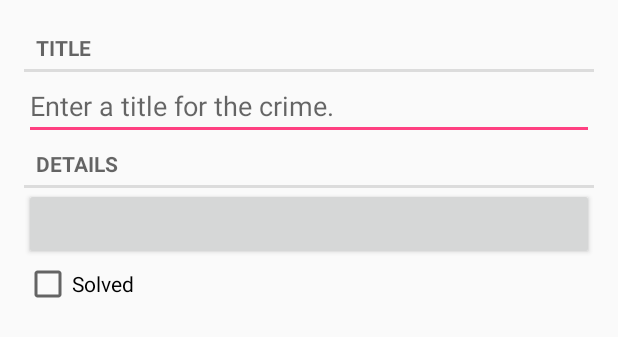
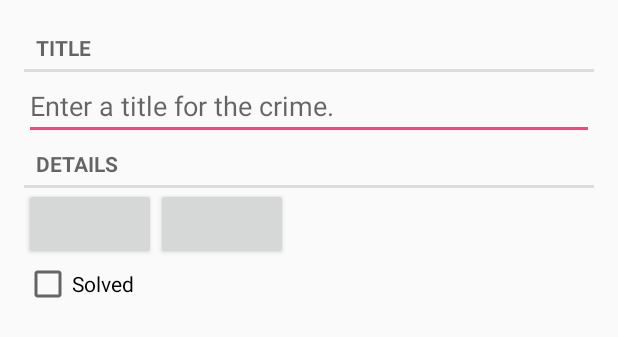
Before and after one commit to NikolaMr/LearningAndroid, an Android app: the layout fragment_crime.xml on its own in the app's theme, with its tools: preview values and no code run, on a phone screen of 412 x 824 dp. Shown: the top 337 px of the screen. Run offline under Robolectric (Android 15) with nearby library versions, the phone set to English and light mode, and no system bars.

```diff
--- a/CriminalIntent/app/build.gradle
+++ b/CriminalIntent/app/build.gradle
@@ -24,8 +24,9 @@ dependencies {
     androidTestCompile('com.android.support.test.espresso:espresso-core:2.2.2', {
         exclude group: 'com.android.support', module: 'support-annotations'
     })
-    compile 'com.android.support:appcompat-v7:25.3.1'
     testCompile 'junit:junit:4.12'
     compile 'com.android.support:recyclerview-v7:25.3.1'
     compile 'com.android.support.constraint:constraint-layout:1.0.2'
+    implementation 'com.android.support:support-v4:25.3.1'
+    implementation 'com.android.support:appcompat-v7:25.3.1'
 }
--- a/CriminalIntent/app/src/main/java/com/nikola/example/criminalintent/DatePickerFragment.java
+++ b/CriminalIntent/app/src/main/java/com/nikola/example/criminalintent/DatePickerFragment.java
@@ -2,19 +2,15 @@ package com.nikola.example.criminalintent;
 
 import android.app.Activity;
 import android.app.Dialog;
-import android.app.Instrumentation;
 import android.content.DialogInterface;
 import android.content.Intent;
 import android.os.Bundle;
 import android.support.annotation.NonNull;
 import android.support.v4.app.DialogFragment;
-import android.support.v4.view.PagerAdapter;
 import android.support.v7.app.AlertDialog;
 import android.view.LayoutInflater;
 import android.view.View;
 import android.widget.DatePicker;
-
-import com.nikola.example.criminalintent.R;
 
 import java.util.Calendar;
 import java.util.Date;
--- a/CriminalIntent/app/src/main/java/com/nikola/example/criminalintent/TimePickerFragment.java
+++ b/CriminalIntent/app/src/main/java/com/nikola/example/criminalintent/TimePickerFragment.java
@@ -12,9 +12,6 @@ import android.support.v4.app.DialogFragment;
 import android.view.LayoutInflater;
 import android.view.View;
 import android.widget.TimePicker;
-
-import java.util.Calendar;
-import java.util.Date;
 
 /**
  * Created by Nikola on 28-Aug-18.
--- a/CriminalIntent/app/src/main/res/layout/fragment_crime.xml
+++ b/CriminalIntent/app/src/main/res/layout/fragment_crime.xml
@@ -23,10 +23,19 @@
         android:layout_height="wrap_content"
         android:text="@string/crime_details_label"/>
 
-    <Button
+    <LinearLayout
         android:layout_width="match_parent"
         android:layout_height="wrap_content"
-        android:id="@+id/crime_date"/>
+        android:orientation="horizontal">
+        <Button
+            android:layout_width="wrap_content"
+            android:layout_height="wrap_content"
+            android:id="@+id/crime_date"/>
+        <Button
+            android:layout_width="wrap_content"
+            android:layout_height="wrap_content"
+            android:id="@+id/crime_time"/>
+    </LinearLayout>
 
     <CheckBox
         android:layout_width="match_parent"
```
Also changed, not shown: CriminalIntent/app/src/main/java/com/nikola/example/criminalintent/CrimeFragment.java (+33 -0 lines).
